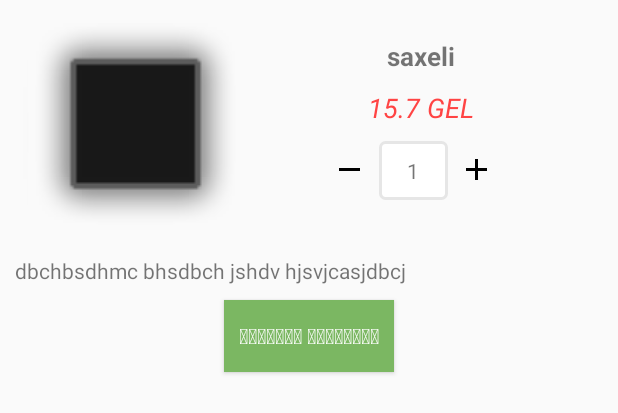
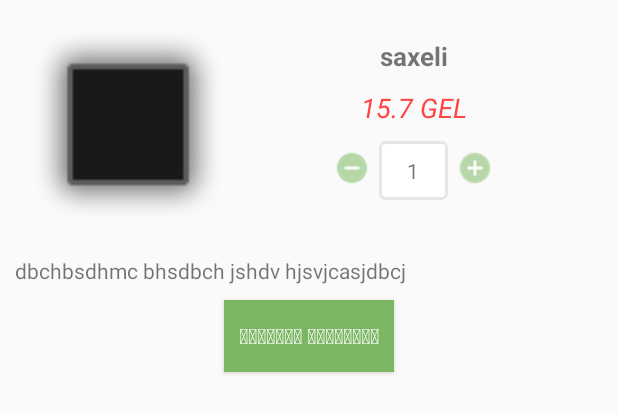
Before and after one commit to fergie20/soplidan.ge, an Android app: the layout productdetaildialog.xml on its own in the app's theme, with its tools: preview values and no code run, on a phone screen of 412 x 824 dp. Shown: the top 413 px of the screen. Run offline under Robolectric (Android 15) with nearby library versions, the phone set to English and light mode, and no system bars.

Commit message:
dizainis detalebis gasworeba

```diff
--- a/app/src/main/java/com/example/irakli/soplidange/CheckoutActivity.java
+++ b/app/src/main/java/com/example/irakli/soplidange/CheckoutActivity.java
@@ -1,25 +1,19 @@
 package com.example.irakli.soplidange;
 
-import android.content.Intent;
 import android.os.Bundle;
 import android.support.v7.app.ActionBar;
 import android.support.v7.app.AppCompatActivity;
 import android.support.v7.widget.LinearLayoutManager;
 import android.support.v7.widget.RecyclerView;
 import android.support.v7.widget.Toolbar;
-import android.text.Editable;
-import android.text.TextWatcher;
 import android.view.Menu;
 import android.view.MenuInflater;
 import android.view.MenuItem;
-import android.view.View;
-import android.widget.EditText;
 import android.widget.ImageView;
 import android.widget.TextView;
 
 import com.example.irakli.soplidange.adapters.CheckoutAdapter;
 import com.example.irakli.soplidange.models.ProductModel;
-
 
 import java.text.NumberFormat;
 import java.util.ArrayList;
--- a/app/src/main/res/layout/checkout_item.xml
+++ b/app/src/main/res/layout/checkout_item.xml
@@ -1,6 +1,6 @@
 <?xml version="1.0" encoding="utf-8"?>
 <LinearLayout xmlns:android="http://schemas.android.com/apk/res/android"
-    android:orientation="vertical" android:layout_width="wrap_content"
+    android:orientation="vertical" android:layout_width="match_parent"
     android:layout_height="wrap_content">
 
     <LinearLayout
@@ -13,14 +13,14 @@
         android:orientation="horizontal">
 
         <ImageView
-            android:padding="10dp"
             android:id="@+id/checkout_image_id"
-            android:layout_width="70dp"
-            android:layout_height="70dp"
+            android:layout_width="65dp"
+            android:layout_height="65dp"
+            android:padding="3dp"
             android:src="@mipmap/ic_launcher" />
 
         <RelativeLayout
-            android:paddingLeft="10dp"
+            android:paddingLeft="6dp"
             android:layout_width="match_parent"
             android:layout_height="match_parent"
             android:orientation="vertical">
--- a/app/src/main/res/layout/productdetaildialog.xml
+++ b/app/src/main/res/layout/productdetaildialog.xml
@@ -20,7 +20,7 @@
 
             <ImageView
                 android:id="@+id/dialog_image_id"
-                android:layout_width="150dp"
+                android:layout_width="140dp"
                 android:layout_height="150dp"
                 android:src="@android:drawable/alert_dark_frame" />
 
@@ -30,7 +30,7 @@
                 android:layout_gravity="center"
                 android:gravity="center_horizontal"
                 android:orientation="vertical"
-                android:padding="10dp">
+                android:paddingTop="10dp">
 
                 <TextView
                     android:id="@+id/dialog_name_id"
@@ -51,10 +51,9 @@
                     android:textSize="18dp"
                     android:textStyle="italic" />
 
-                <LinearLayout
+                <RelativeLayout
                     android:layout_width="match_parent"
                     android:layout_height="wrap_content"
-                    android:gravity="center"
                     android:orientation="horizontal">
 
                     <ImageView
@@ -62,20 +61,18 @@
                         style="@style/ClickEffect"
                         android:layout_width="wrap_content"
                         android:layout_height="wrap_content"
-                        android:layout_centerVertical="true"
-                        android:layout_toLeftOf="@+id/quantity_id"
-                        android:padding="7dp"
-                        android:src="@mipmap/ic_remove_black_24dp" />
+                        android:layout_toLeftOf="@+id/dialog_quantity_id"
+                        android:tint="@color/colorPrimary"
+                        android:padding="6dp"
+                        android:src="@drawable/ic_remove_white_24dp" />
 
                     <TextView
                         android:id="@+id/dialog_quantity_id"
                         android:layout_width="46dp"
                         android:layout_height="wrap_content"
-                        android:layout_centerVertical="true"
-                        android:layout_toLeftOf="@+id/plus_id"
+                        android:layout_centerHorizontal="true"
                         android:background="@drawable/text_view_border"
                         android:gravity="center"
-                        android:inputType="numberDecimal"
                         android:text="1" />
 
                     <ImageView
@@ -83,13 +80,11 @@
                         style="@style/ClickEffect"
                         android:layout_width="wrap_content"
                         android:layout_height="wrap_content"
-                        android:layout_alignParentEnd="true"
-                        android:layout_alignParentRight="true"
-                        android:layout_centerVertical="true"
-                        android:layout_marginRight="10dp"
-                        android:padding="7dp"
-                        android:src="@mipmap/ic_add_black_24dp" />
-                </LinearLayout>
+                        android:layout_toRightOf="@+id/dialog_quantity_id"
+                        android:padding="6dp"
+                        android:tint="@color/colorPrimary"
+                        android:src="@drawable/ic_add_white_24dp" />
+                </RelativeLayout>
             </LinearLayout>
         </LinearLayout>
 
```
